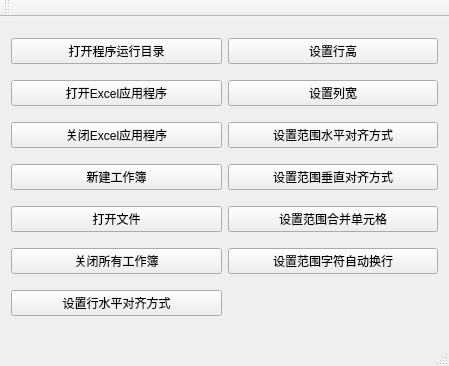
Before: the Qt Designer form QtExcel/testwindow.ui in Qt-Widgets/QtExcel, drawn with Qt 5.
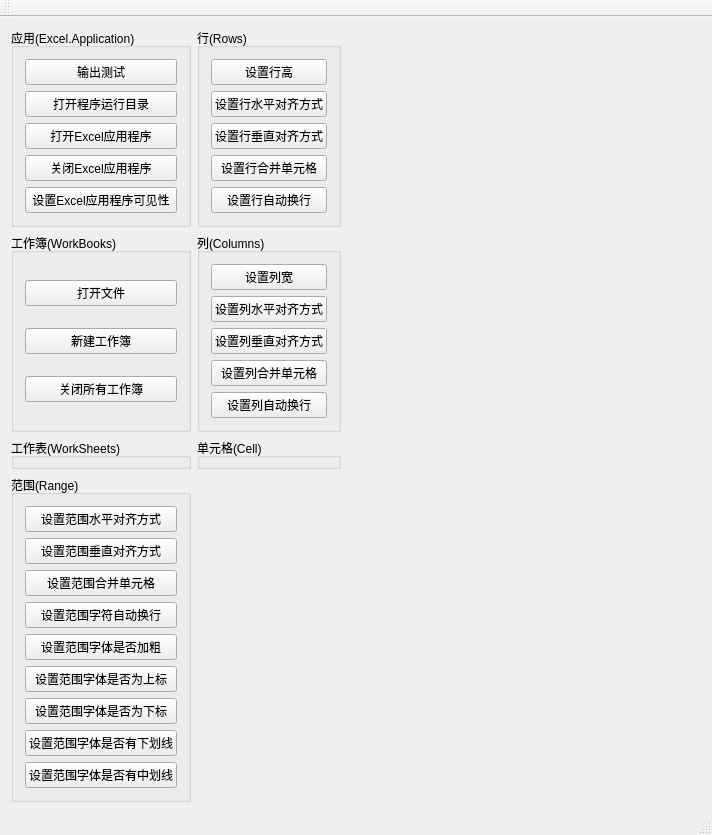
After: the same form once the commit is applied.

The edit to the form file:
```diff
--- a/QtExcel/testwindow.ui
+++ b/QtExcel/testwindow.ui
@@ -6,8 +6,8 @@
    <rect>
     <x>0</x>
     <y>0</y>
-    <width>449</width>
-    <height>366</height>
+    <width>712</width>
+    <height>751</height>
    </rect>
   </property>
   <property name="windowTitle">
@@ -15,96 +15,279 @@
   </property>
   <widget class="QWidget" name="centralWidget">
    <layout class="QGridLayout" name="gridLayout">
+    <item row="4" column="0">
+     <spacer name="verticalSpacer">
+      <property name="orientation">
+       <enum>Qt::Vertical</enum>
+      </property>
+      <property name="sizeHint" stdset="0">
+       <size>
+        <width>20</width>
+        <height>40</height>
+       </size>
+      </property>
+     </spacer>
+    </item>
+    <item row="1" column="0">
+     <widget class="QGroupBox" name="groupBox_WorkBooks">
+      <property name="title">
+       <string>工作簿(WorkBooks)</string>
+      </property>
+      <layout class="QGridLayout" name="gridLayout_3">
+       <item row="2" column="0">
+        <widget class="QPushButton" name="pushButton_WorkBooks_CloseAll">
+         <property name="text">
+          <string>关闭所有工作簿</string>
+         </property>
+        </widget>
+       </item>
+       <item row="1" column="0">
+        <widget class="QPushButton" name="pushButton_WorkBooks_NewWorkBook">
+         <property name="text">
+          <string>新建工作簿</string>
+         </property>
+        </widget>
+       </item>
+       <item row="0" column="0">
+        <widget class="QPushButton" name="pushButton_WorkBooks_OpenFile">
+         <property name="text">
+          <string>打开文件</string>
+         </property>
+        </widget>
+       </item>
+      </layout>
+     </widget>
+    </item>
+    <item row="3" column="0">
+     <widget class="QGroupBox" name="groupBox_Range">
+      <property name="title">
+       <string>范围(Range)</string>
+      </property>
+      <layout class="QGridLayout" name="gridLayout_6">
+       <item row="0" column="0">
+        <widget class="QPushButton" name="pushButton_Range_SetHAlign">
+         <property name="text">
+          <string>设置范围水平对齐方式</string>
+         </property>
+        </widget>
+       </item>
+       <item row="1" column="0">
+        <widget class="QPushButton" name="pushButton_Range_SetVAlign">
+         <property name="text">
+          <string>设置范围垂直对齐方式</string>
+         </property>
+        </widget>
+       </item>
+       <item row="3" column="0">
+        <widget class="QPushButton" name="pushButton_Range_SetWrapText">
+         <property name="text">
+          <string>设置范围字符自动换行</string>
+         </property>
+        </widget>
+       </item>
+       <item row="2" column="0">
+        <widget class="QPushButton" name="pushButton_Range_SetMergeCells">
+         <property name="text">
+          <string>设置范围合并单元格</string>
+         </property>
+        </widget>
+       </item>
+       <item row="5" column="0">
+        <widget class="QPushButton" name="pushButton_2">
+         <property name="text">
+          <string>设置范围字体是否为上标</string>
+         </property>
+        </widget>
+       </item>
+       <item row="4" column="0">
+        <widget class="QPushButton" name="pushButton">
+         <property name="text">
+          <string>设置范围字体是否加粗</string>
+         </property>
+        </widget>
+       </item>
+       <item row="6" column="0">
+        <widget class="QPushButton" name="pushButton_3">
+         <property name="text">
+          <string>设置范围字体是否为下标</string>
+         </property>
+        </widget>
+       </item>
+       <item row="7" column="0">
+        <widget class="QPushButton" name="pushButton_4">
+         <property name="text">
+          <string>设置范围字体是否有下划线</string>
+         </property>
+        </widget>
+       </item>
+       <item row="8" column="0">
+        <widget class="QPushButton" name="pushButton_5">
+         <property name="text">
+          <string>设置范围字体是否有中划线</string>
+         </property>
+        </widget>
+       </item>
+      </layout>
+     </widget>
+    </item>
+    <item row="1" column="1">
+     <widget class="QGroupBox" name="groupBox_Cloumns">
+      <property name="title">
+       <string>列(Columns)</string>
+      </property>
+      <layout class="QGridLayout" name="gridLayout_5">
+       <item row="0" column="0">
+        <widget class="QPushButton" name="pushButton_setColumnWidth">
+         <property name="text">
+          <string>设置列宽</string>
+         </property>
+        </widget>
+       </item>
+       <item row="2" column="0">
+        <widget class="QPushButton" name="pushButton_Columns_SetVAglin">
+         <property name="text">
+          <string>设置列垂直对齐方式</string>
+         </property>
+        </widget>
+       </item>
+       <item row="1" column="0">
+        <widget class="QPushButton" name="pushButton_Columns_SetHAlign">
+         <property name="text">
+          <string>设置列水平对齐方式</string>
+         </property>
+        </widget>
+       </item>
+       <item row="3" column="0">
+        <widget class="QPushButton" name="pushButton_Columns_SetMergeCells">
+         <property name="text">
+          <string>设置列合并单元格</string>
+         </property>
+        </widget>
+       </item>
+       <item row="4" column="0">
+        <widget class="QPushButton" name="pushButton_Columns_SetWrapText">
+         <property name="text">
+          <string>设置列自动换行</string>
+         </property>
+        </widget>
+       </item>
+      </layout>
+     </widget>
+    </item>
     <item row="2" column="0">
-     <widget class="QPushButton" name="pushButton_closeExcelApp">
-      <property name="text">
-       <string>关闭Excel应用程序</string>
-      </property>
-     </widget>
-    </item>
-    <item row="6" column="1">
-     <widget class="QPushButton" name="pushButton_setRangeWrapText">
-      <property name="text">
-       <string>设置范围字符自动换行</string>
-      </property>
-     </widget>
-    </item>
-    <item row="4" column="1">
-     <widget class="QPushButton" name="pushButton_setRangeMergeCells">
-      <property name="text">
-       <string>设置范围合并单元格</string>
+     <widget class="QGroupBox" name="groupBox_WorkSheets">
+      <property name="title">
+       <string>工作表(WorkSheets)</string>
       </property>
      </widget>
     </item>
     <item row="0" column="1">
-     <widget class="QPushButton" name="pushButton_setRowHeight">
-      <property name="text">
-       <string>设置行高</string>
+     <widget class="QGroupBox" name="groupBox_Rows">
+      <property name="title">
+       <string>行(Rows)</string>
       </property>
-     </widget>
-    </item>
-    <item row="1" column="1">
-     <widget class="QPushButton" name="pushButton_setColumnWidth">
-      <property name="text">
-       <string>设置列宽</string>
-      </property>
+      <layout class="QGridLayout" name="gridLayout_4">
+       <item row="1" column="0">
+        <widget class="QPushButton" name="pushButton_Rows_SetHAlign">
+         <property name="text">
+          <string>设置行水平对齐方式</string>
+         </property>
+        </widget>
+       </item>
+       <item row="0" column="0">
+        <widget class="QPushButton" name="pushButton_Rows_SetHeight">
+         <property name="text">
+          <string>设置行高</string>
+         </property>
+        </widget>
+       </item>
+       <item row="2" column="0">
+        <widget class="QPushButton" name="pushButton_Rows_SetVAlign">
+         <property name="text">
+          <string>设置行垂直对齐方式</string>
+         </property>
+        </widget>
+       </item>
+       <item row="3" column="0">
+        <widget class="QPushButton" name="pushButton_Rows_SetMergeCells">
+         <property name="text">
+          <string>设置行合并单元格</string>
+         </property>
+        </widget>
+       </item>
+       <item row="4" column="0">
+        <widget class="QPushButton" name="pushButton_Rows_SetWrapText">
+         <property name="text">
+          <string>设置行自动换行</string>
+         </property>
+        </widget>
+       </item>
+      </layout>
      </widget>
     </item>
     <item row="2" column="1">
-     <widget class="QPushButton" name="pushButton_setRangeHAlign">
-      <property name="text">
-       <string>设置范围水平对齐方式</string>
-      </property>
-     </widget>
-    </item>
-    <item row="3" column="1">
-     <widget class="QPushButton" name="pushButton_setRangeVAlign">
-      <property name="text">
-       <string>设置范围垂直对齐方式</string>
-      </property>
-     </widget>
-    </item>
-    <item row="1" column="0">
-     <widget class="QPushButton" name="pushButton_openExcelApp">
-      <property name="text">
-       <string>打开Excel应用程序</string>
+     <widget class="QGroupBox" name="groupBox_Cells">
+      <property name="title">
+       <string>单元格(Cell)</string>
       </property>
      </widget>
     </item>
     <item row="0" column="0">
-     <widget class="QPushButton" name="pushButton_openWorkDirectory">
-      <property name="text">
-       <string>打开程序运行目录</string>
+     <widget class="QGroupBox" name="groupBox_ExcelApp">
+      <property name="title">
+       <string>应用(Excel.Application)</string>
       </property>
+      <layout class="QGridLayout" name="gridLayout_2">
+       <item row="3" column="0">
+        <widget class="QPushButton" name="pushButton_ExcelApp_Quit">
+         <property name="text">
+          <string>关闭Excel应用程序</string>
+         </property>
+        </widget>
+       </item>
+       <item row="1" column="0">
+        <widget class="QPushButton" name="pushButton_openWorkDirectory">
+         <property name="text">
+          <string>打开程序运行目录</string>
+         </property>
+        </widget>
+       </item>
+       <item row="2" column="0">
+        <widget class="QPushButton" name="pushButton_ExcelApp_Execute">
+         <property name="text">
+          <string>打开Excel应用程序</string>
+         </property>
+        </widget>
+       </item>
+       <item row="4" column="0">
+        <widget class="QPushButton" name="pushButton_ExcelApp_SetVisible">
+         <property name="text">
+          <string>设置Excel应用程序可见性</string>
+         </property>
+        </widget>
+       </item>
+       <item row="0" column="0">
+        <widget class="QPushButton" name="pushButton_debugTest">
+         <property name="text">
+          <string>输出测试</string>
+         </property>
+        </widget>
+       </item>
+      </layout>
      </widget>
     </item>
-    <item row="6" column="0">
-     <widget class="QPushButton" name="pushButton_closeWorkBook">
-      <property name="text">
-       <string>关闭所有工作簿</string>
+    <item row="1" column="2">
+     <spacer name="horizontalSpacer">
+      <property name="orientation">
+       <enum>Qt::Horizontal</enum>
       </property>
-     </widget>
-    </item>
-    <item row="3" column="0">
-     <widget class="QPushButton" name="pushButton_newWorkBook">
-      <property name="text">
-       <string>新建工作簿</string>
+      <property name="sizeHint" stdset="0">
+       <size>
+        <width>40</width>
+        <height>20</height>
+       </size>
       </property>
-     </widget>
-    </item>
-    <item row="4" column="0">
-     <widget class="QPushButton" name="pushButton_openExcelFile">
-      <property name="text">
-       <string>打开文件</string>
-      </property>
-     </widget>
-    </item>
-    <item row="7" column="0">
-     <widget class="QPushButton" name="pushButton_setRowsHAlign">
-      <property name="text">
-       <string>设置行水平对齐方式</string>
-      </property>
-     </widget>
+     </spacer>
     </item>
    </layout>
   </widget>
```
Left out of the diff: 2 changed lines with no effect on the pictures.
